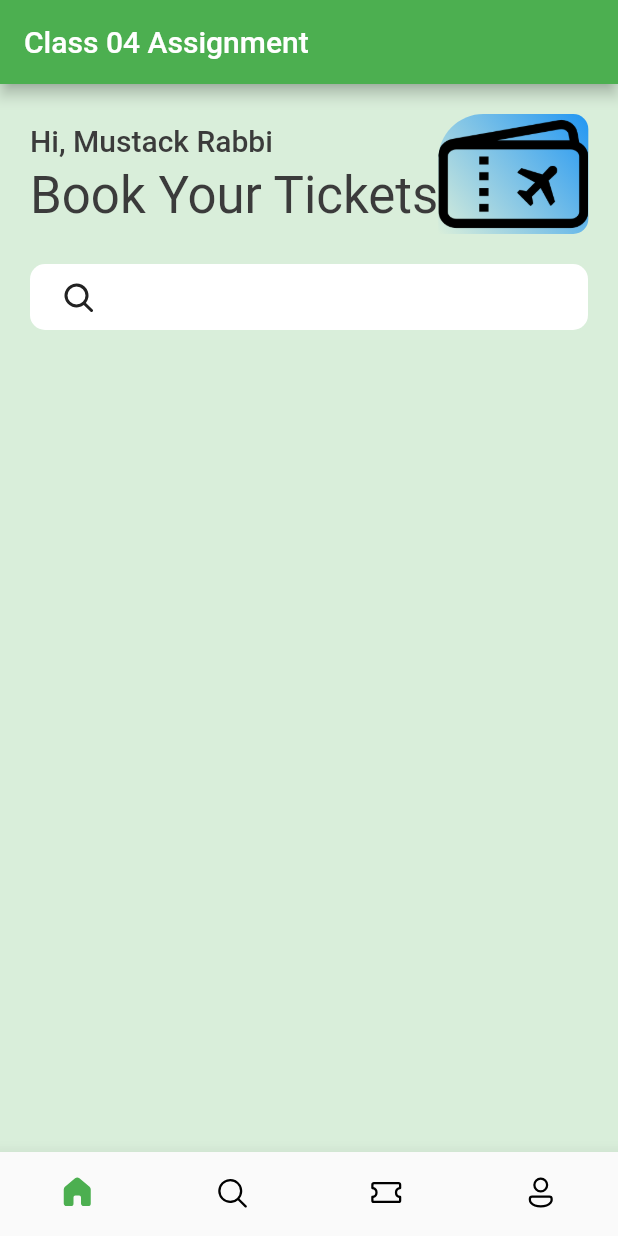
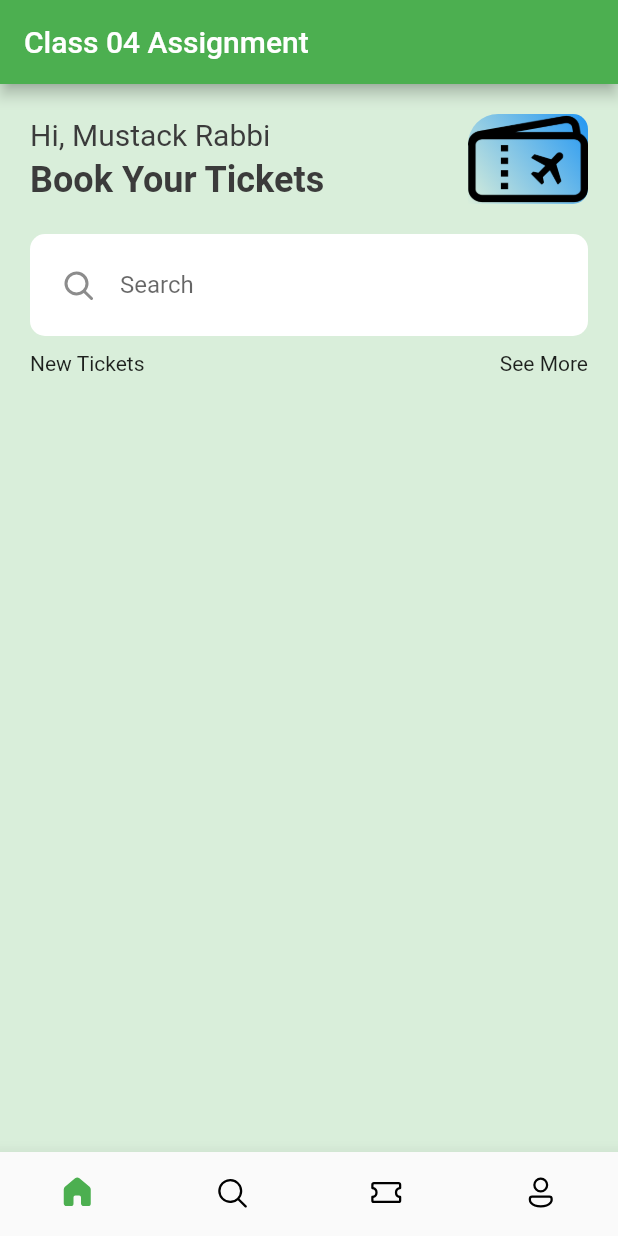
Before and after one commit to Mustack-Rabbi/Flutter_Class-05_Assignment, a Flutter app: the screen it shows after launch, on a phone screen of 412 x 824 dp. Run offline on Flutter 3.47's test engine with Material 2 defaults, Android fonts, the phone set to English and light mode, and no system bars; drawn by our look-alikes of animated_text_kit; our stand-ins replace fluentui_icons.

Commit message:
edite home screen

```diff
--- a/lib/screen/home_screen.dart
+++ b/lib/screen/home_screen.dart
@@ -34,14 +34,14 @@ class HomeScreen extends StatelessWidget {
                         SizedBox(height: 5),
                         Text(
                           "Book Your Tickets",
-                          style: Styles.headLine4,
+                          style: Styles.headLine5,
                         ),
                       ],
                     ),
                     Container(
                       padding: const EdgeInsets.all(20.0),
-                      height: 80,
-                      width: 100,
+                      height: 60,
+                      width: 80,
                       decoration: const BoxDecoration(
                           gradient: LinearGradient(
                             begin: Alignment.topRight,
@@ -52,7 +52,7 @@ class HomeScreen extends StatelessWidget {
                             ],
                           ),
                           borderRadius: BorderRadius.only(
-                              topLeft: Radius.circular(30),
+                              topLeft: Radius.circular(20),
                               topRight: Radius.circular(10),
                               bottomLeft: Radius.zero,
                               bottomRight: Radius.circular(10)),
@@ -72,9 +72,18 @@ class HomeScreen extends StatelessWidget {
                     borderRadius: BorderRadius.circular(10),
                     color: Colors.white,
                   ),
-                  child: Row(
-                    children: [Icon(FluentSystemIcons.ic_fluent_search_filled)],
+                  child: TextField(
+                    decoration: InputDecoration(
+                      icon: Icon(FluentSystemIcons.ic_fluent_search_filled),
+                      hintText: 'Search',
+                      border: InputBorder.none,
+                    ),
                   ),
+                ),
+                SizedBox(height: 10),
+                Row(
+                  mainAxisAlignment: MainAxisAlignment.spaceBetween,
+                  children: [Text("New Tickets"), Text("See More")],
                 )
               ],
             ),
--- a/lib/utlis/app_styles.dart
+++ b/lib/utlis/app_styles.dart
@@ -1,5 +1,3 @@
-import 'dart:ui';
-
 import 'package:flutter/material.dart';
 
 Color primary = Colors.amber;
@@ -20,7 +18,7 @@ class Styles {
   static TextStyle headLine4 =
       TextStyle(color: textColor, fontSize: 34, fontWeight: FontWeight.w400);
   static TextStyle headLine5 =
-      TextStyle(color: textColor, fontSize: 24, fontWeight: FontWeight.w400);
+      TextStyle(color: textColor, fontSize: 24, fontWeight: FontWeight.bold);
   static TextStyle headLine6 =
-      TextStyle(color: textColor, fontSize: 20, fontWeight: FontWeight.w500);
+      TextStyle(color: textColor, fontSize: 20, fontWeight: FontWeight.w400);
 }
```
